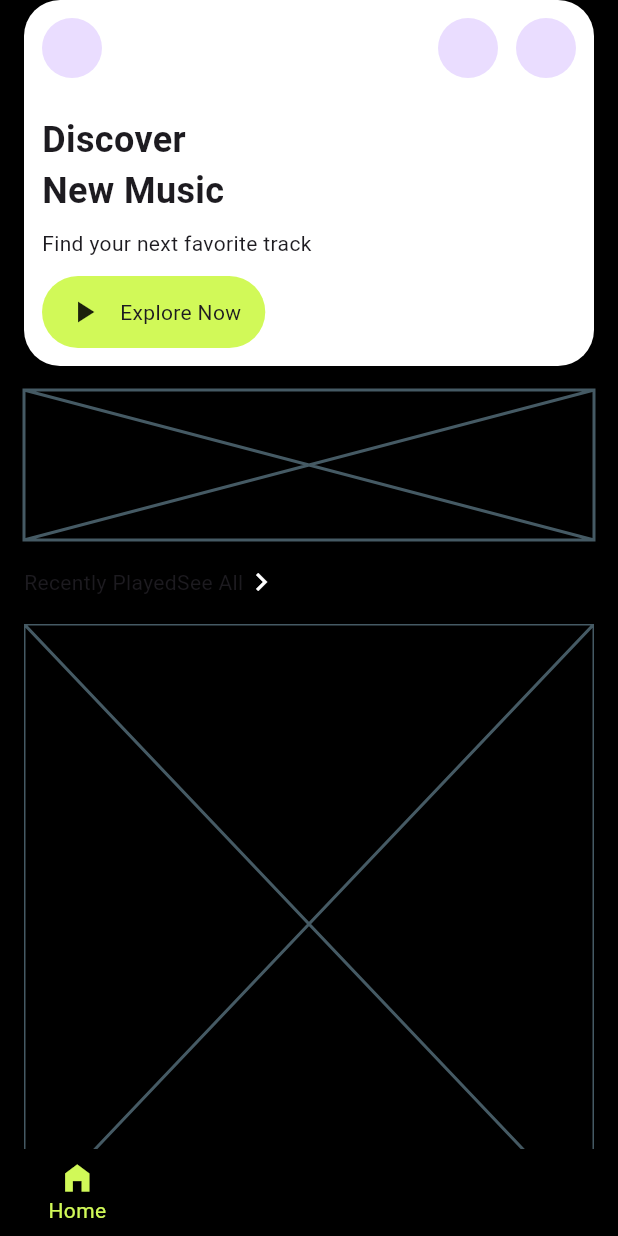
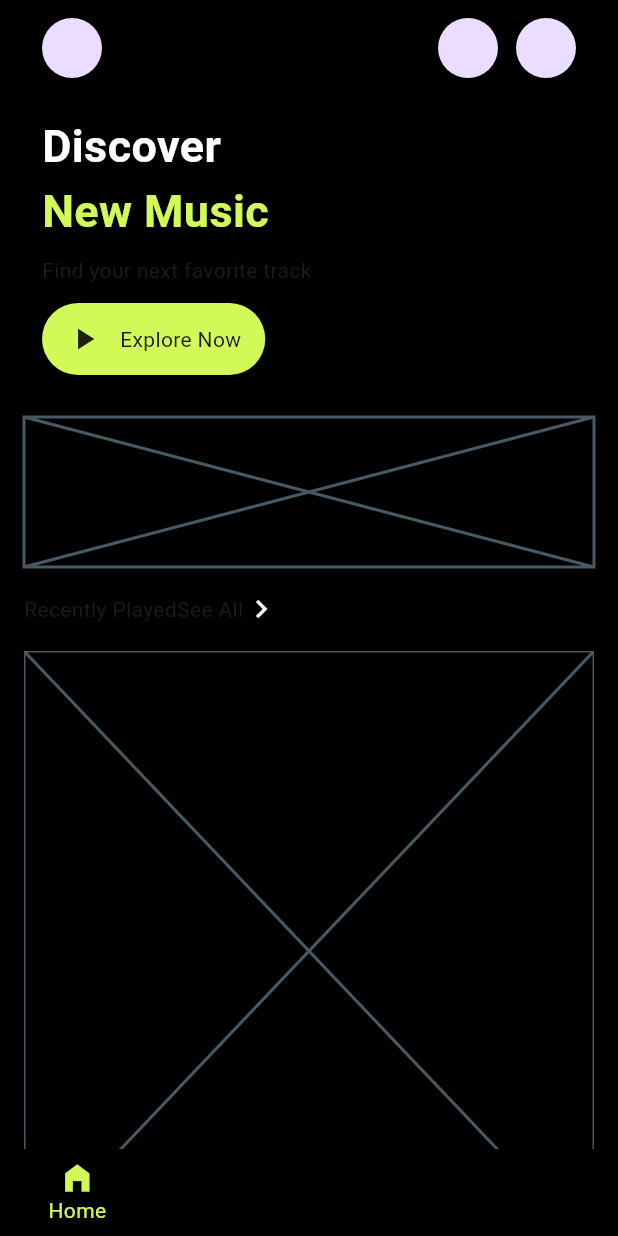
Before and after one commit to JAICHANGPARK/flutter_notebook_chapter_54, a Flutter app: the MusicHomePage screen opened directly, on a phone screen of 412 x 824 dp. Run offline on Flutter 3.47's test engine with Material 3 defaults, Android fonts, the phone set to English and light mode, and no system bars; our stand-ins replace gap, hugeicons, material_ui.

Commit message:
Update music_home_page.dart

```diff
--- a/lib/ep2707_music_app/ui/music_home_page.dart
+++ b/lib/ep2707_music_app/ui/music_home_page.dart
@@ -24,7 +24,7 @@ class _MusicHomePageState extends State<MusicHomePage> {
                 children: [
                   Container(
                     decoration: BoxDecoration(
-                      color: Colors.white,
+                      // color: Colors.white,
                       borderRadius: .circular(24),
                     ),
                     padding: .all(12),
@@ -43,11 +43,19 @@ class _MusicHomePageState extends State<MusicHomePage> {
                         Gap(24),
                         Text(
                           "Discover",
-                          style: TextStyle(fontSize: 24, fontWeight: .bold),
+                          style: TextStyle(
+                            fontSize: 30,
+                            fontWeight: .bold,
+                            color: Colors.white,
+                          ),
                         ),
                         Text(
                           "New Music",
-                          style: TextStyle(fontSize: 24, fontWeight: .bold),
+                          style: TextStyle(
+                            fontSize: 30,
+                            fontWeight: .bold,
+                            color: .fromRGBO(209, 249, 88, 1),
+                          ),
                         ),
                         Gap(8),
                         Text("Find your next favorite track"),
```
